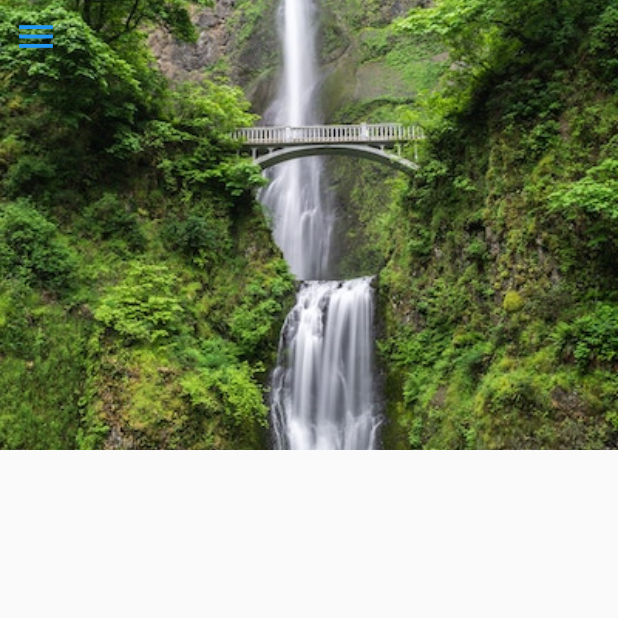
After one commit to datanonymous/flutter_social, a Flutter app: the ProfileScreen screen opened directly, on a phone screen of 412 x 824 dp, the top half of it. The commit adds this screen. Run offline on Flutter 3.47's test engine with Material 2 defaults, Android fonts, the phone set to English and light mode, and no system bars.

Commit message:
9/3/2020

```diff
--- /dev/null
+++ b/lib/screens/profile_screen.dart
@@ -0,0 +1,48 @@
+import 'package:flutter/material.dart';
+import 'package:flutter_social/models/user_model.dart';
+import 'package:flutter_social/widgets/custom_drawer.dart';
+
+class ProfileScreen extends StatefulWidget {
+  final User user;
+  ProfileScreen({this.user});
+
+  @override
+  _ProfileScreenState createState() => _ProfileScreenState();
+}
+
+class _ProfileScreenState extends State<ProfileScreen> {
+
+  final GlobalKey<ScaffoldState>_scaffoldKey = GlobalKey<ScaffoldState>();
+
+  @override
+  Widget build(BuildContext context) {
+    return Scaffold(
+      key: _scaffoldKey,
+      drawer: CustomDrawer(),
+      body: SingleChildScrollView(
+        child: Column(
+          children: [
+            Stack(
+              children: [
+                Image(
+                  height: 300,
+                  width: double.infinity,
+                  fit: BoxFit.cover,
+                  image: AssetImage(widget.user.backgroundImageUrl),
+                ),
+                Positioned(
+                  child: IconButton(
+                    icon: Icon(Icons.menu),
+                    iconSize: 30,
+                    color: Theme.of(context).primaryColor,
+                    onPressed: ()=>_scaffoldKey.currentState.openDrawer(),
+                  ),
+                ),
+              ],
+            ),
+          ],
+        ),
+      ),
+    );
+  }
+}
--- a/lib/widgets/custom_drawer.dart
+++ b/lib/widgets/custom_drawer.dart
@@ -2,6 +2,7 @@ import 'package:flutter/material.dart';
 import 'package:flutter_social/data/data.dart';
 import 'package:flutter_social/screens/home_screen.dart';
 import 'package:flutter_social/screens/login_screen.dart';
+import 'package:flutter_social/screens/profile_screen.dart';
 
 class CustomDrawer extends StatelessWidget {
   _buildDrawerOption(Icon icon, String title, Function onTap) {
@@ -86,8 +87,8 @@ class CustomDrawer extends StatelessWidget {
           _buildDrawerOption(
               Icon(Icons.account_circle),
               'Your profile',
-              () => Navigator.pushReplacement(
-                  context, MaterialPageRoute(builder: (_) => HomeScreen()))),
+                  () => Navigator.pushReplacement(context,
+                  MaterialPageRoute(builder: (_) => ProfileScreen(user: currentUser)))),
           _buildDrawerOption(
               Icon(Icons.settings),
               'Settings',
```
